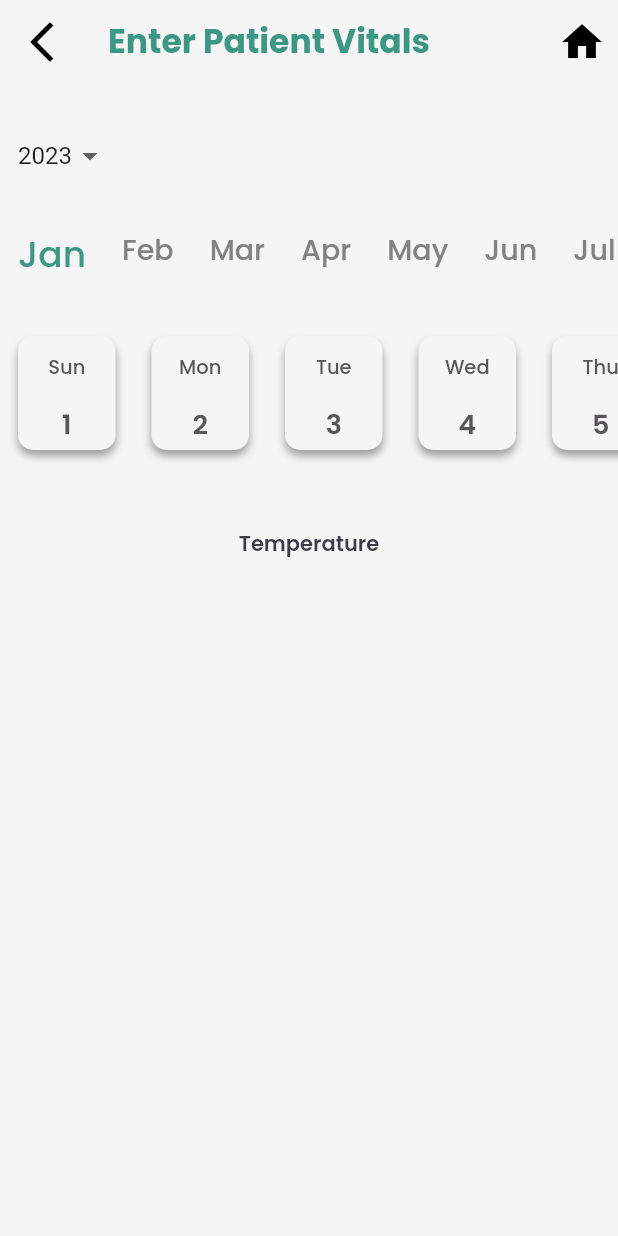
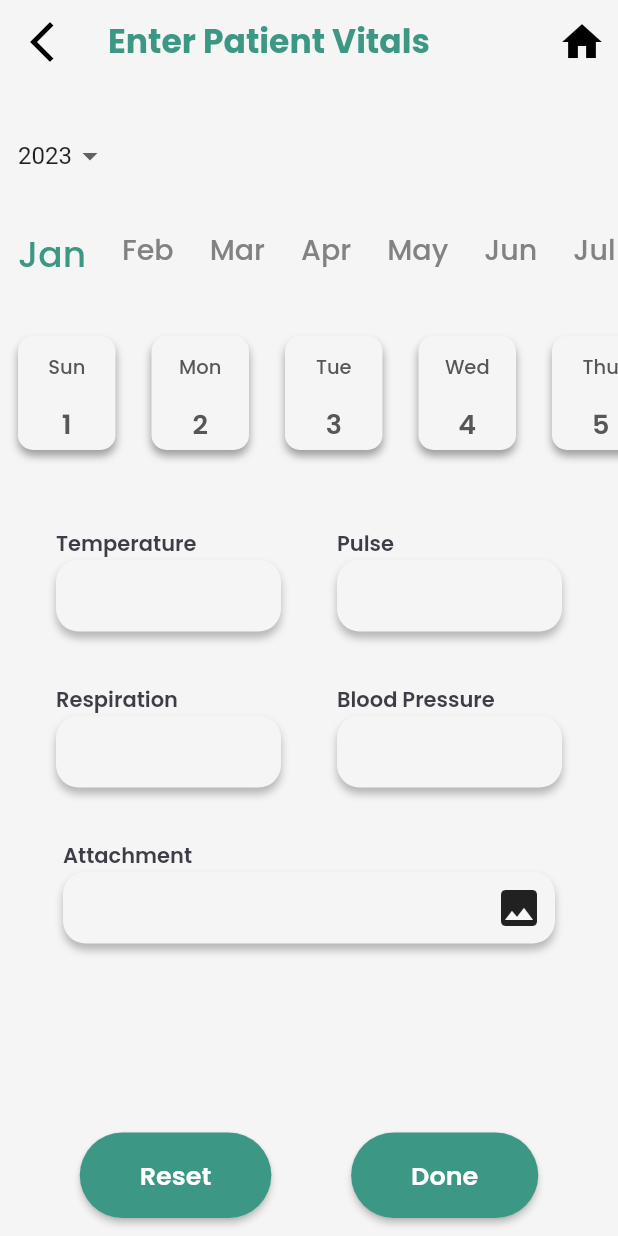
Before and after one commit to Vaibhav-Ramola/vaidyo-app, a Flutter app: the screen it shows after launch, on a phone screen of 412 x 824 dp. Run offline on Flutter 3.47's test engine with Material 2 defaults, Android fonts, the phone set to English and light mode, and no system bars; our stand-ins replace flutter_svg, google_fonts; project files that could hold a hidden picture were left out.

Commit message:
finished enter_patient_vitals screen

```diff
--- a/lib/pages/edit_vitals_page.dart
+++ b/lib/pages/edit_vitals_page.dart
@@ -2,6 +2,8 @@ import 'package:flutter/material.dart';
 import 'package:google_fonts/google_fonts.dart';
 import 'package:vaidyo_app/theme_data.dart';
 import 'package:vaidyo_app/widgets/calender.dart';
+import 'package:vaidyo_app/widgets/custom_vaidyo_button.dart';
+import 'package:vaidyo_app/widgets/vitals_container.dart';
 
 class EditVitalsPage extends StatefulWidget {
   const EditVitalsPage({super.key});
@@ -13,6 +15,7 @@ class EditVitalsPage extends StatefulWidget {
 class _EditVitalsPageState extends State<EditVitalsPage> {
   String _dropDownValue = DateTime.now().year.toString();
   List<DropdownMenuItem<String>> _dropDownList = [];
+  final _formKey = GlobalKey<FormState>();
   @override
   void initState() {
     // TODO: implement initState
@@ -33,6 +36,7 @@ class _EditVitalsPageState extends State<EditVitalsPage> {
   @override
   Widget build(BuildContext context) {
     return Scaffold(
+      resizeToAvoidBottomInset: false,
       backgroundColor: backgroundColor,
       appBar: AppBar(
         elevation: 0,
@@ -64,19 +68,20 @@ class _EditVitalsPageState extends State<EditVitalsPage> {
           ),
         ],
       ),
-      body: Stack(
-        children: [
-          Container(
-            // color: Colors.amber,
+      body: Form(
+        key: _formKey,
         child: SizedBox(
           width: double.infinity,
           height: double.infinity,
-              child: ListView(
-                children: [
-                  const SizedBox(
+          child: CustomScrollView(
+            slivers: [
+              const SliverToBoxAdapter(
+                child: SizedBox(
                   height: 12,
                 ),
-                  Container(
+              ),
+              SliverToBoxAdapter(
+                child: Container(
                   padding: const EdgeInsets.all(12),
                   width: 70,
                   child: DropdownButton(
@@ -93,36 +98,125 @@ class _EditVitalsPageState extends State<EditVitalsPage> {
                     }),
                   ),
                 ),
-                  Calender(year: _dropDownValue),
-                  const SizedBox(
+              ),
+              SliverToBoxAdapter(child: Calender(year: _dropDownValue)),
+              const SliverToBoxAdapter(
+                child: SizedBox(
                   height: 40,
                 ),
-                  Row(
+              ),
+              SliverToBoxAdapter(
+                child: Row(
+                  mainAxisAlignment: MainAxisAlignment.spaceEvenly,
                   children: [
-                      Flexible(
+                    VitalsContainer(
+                      text: "Temperature",
+                    ),
+                    VitalsContainer(
+                      text: "Pulse",
+                    ),
+                  ],
+                ),
+              ),
+              const SliverToBoxAdapter(
+                child: SizedBox(
+                  height: 24,
+                ),
+              ),
+              SliverToBoxAdapter(
+                child: Row(
+                  mainAxisAlignment: MainAxisAlignment.spaceEvenly,
+                  children: [
+                    VitalsContainer(
+                      text: "Respiration",
+                    ),
+                    VitalsContainer(
+                      text: "Blood Pressure",
+                    ),
+                  ],
+                ),
+              ),
+              const SliverToBoxAdapter(
+                child: SizedBox(
+                  height: 24,
+                ),
+              ),
+              SliverToBoxAdapter(
+                child: Container(
+                  padding: const EdgeInsets.symmetric(
+                    horizontal: 42,
+                  ),
+                  height: 80,
+                  width: double.infinity,
                   child: Column(
                     children: [
-                          Text(
-                            "Temperature",
+                      SizedBox(
+                        // color: Colors.pink,
+                        width: double.infinity,
+                        child: Text(
+                          "Attachment",
                           style: GoogleFonts.poppins(
                             fontSize: 14,
                             fontWeight: FontWeight.w600,
-                              color: const Color(0xff3D3D47)
+                            color: const Color(0xff3D3D47),
+                          ),
+                          textAlign: TextAlign.left,
                         ),
                       ),
-                          const SizedBox(height: 12,),
                       Container(
-
+                          decoration: BoxDecoration(
+                            color: backgroundColor,
+                            borderRadius: BorderRadius.circular(15),
+                            boxShadow: const [
+                              BoxShadow(
+                                blurRadius: 4,
+                                offset: Offset(0, 4),
+                                color: Colors.black26,
+                              ),
+                            ],
+                          ),
+                          child: Row(
+                            children: [
+                              Expanded(
+                                child: TextFormField(
+                                  decoration: const InputDecoration(
+                                    contentPadding: EdgeInsets.all(8),
+                                    border: InputBorder.none,
+                                  ),
+                                ),
+                              ),
+                              IconButton(
+                                onPressed: () {},
+                                icon: const Icon(
+                                  Icons.photo,
+                                  size: 32,
+                                ),
                               )
                             ],
-                      ))
-                    ],
-                  )
+                          )),
                     ],
                   ),
                 ),
-          )
+              ),
+              /*********    Add Buttons here     **********/
+              // const Spacer(),
+              SliverFillRemaining(
+                hasScrollBody: false,
+                child: Container(
+                  padding: const EdgeInsets.only(bottom: 12),
+                  alignment: Alignment.bottomCenter,
+                  child: Row(
+                    mainAxisAlignment: MainAxisAlignment.spaceEvenly,
+                    children: [
+                      CustomVaidyoButton(buttonLabel: 'Reset'),
+                      CustomVaidyoButton(buttonLabel: 'Done'),
                     ],
+                  ),
+                ),
+              ),
+            ],
+          ),
+        ),
       ),
     );
   }
--- /dev/null
+++ b/lib/widgets/custom_vaidyo_button.dart
@@ -0,0 +1,46 @@
+import 'package:flutter/material.dart';
+import 'package:google_fonts/google_fonts.dart';
+
+class CustomVaidyoButton extends StatefulWidget {
+  String buttonLabel;
+  CustomVaidyoButton({
+    required this.buttonLabel,
+    super.key,
+  });
+
+  @override
+  State<CustomVaidyoButton> createState() => _CustomVaidyoButtonState();
+}
+
+class _CustomVaidyoButtonState extends State<CustomVaidyoButton> {
+  @override
+  Widget build(BuildContext context) {
+    return ElevatedButton(
+      onPressed: () {},
+      style: ButtonStyle(
+        padding: MaterialStateProperty.all(
+          const EdgeInsets.symmetric(
+            horizontal: 40,
+            vertical: 16,
+          ),
+        ),
+        backgroundColor: MaterialStateProperty.all(
+          const Color(0xff3C9785),
+        ),
+        shape: MaterialStateProperty.all(
+          RoundedRectangleBorder(
+            borderRadius: BorderRadius.circular(100),
+          ),
+        ),
+      ),
+      child: Text(
+        widget.buttonLabel,
+        style: GoogleFonts.poppins(
+          fontSize: 17,
+          fontWeight: FontWeight.w600,
+          color: Colors.white,
+        ),
+      ),
+    );
+  }
+}
--- /dev/null
+++ b/lib/widgets/vitals_container.dart
@@ -0,0 +1,61 @@
+import 'package:flutter/material.dart';
+import 'package:google_fonts/google_fonts.dart';
+import 'package:vaidyo_app/theme_data.dart';
+
+class VitalsContainer extends StatefulWidget {
+  String text;
+  VitalsContainer({
+    required this.text,
+    super.key,
+  });
+
+  @override
+  State<VitalsContainer> createState() => _VitalsContainerState();
+}
+
+class _VitalsContainerState extends State<VitalsContainer> {
+  @override
+  Widget build(BuildContext context) {
+    return SizedBox(
+      // color: Colors.amber,
+      height: 80,
+      width: 150,
+      child: Column(
+        children: [
+          SizedBox(
+            // color: Colors.pink,
+            width: 150,
+            child: Text(
+              widget.text,
+              style: GoogleFonts.poppins(
+                fontSize: 14,
+                fontWeight: FontWeight.w600,
+                color: const Color(0xff3D3D47),
+              ),
+              textAlign: TextAlign.left,
+            ),
+          ),
+          Container(
+            decoration: BoxDecoration(
+              color: backgroundColor,
+              borderRadius: BorderRadius.circular(15),
+              boxShadow: const [
+                BoxShadow(
+                  blurRadius: 4,
+                  offset: Offset(0, 4),
+                  color: Colors.black26,
+                ),
+              ],
+            ),
+            child: TextFormField(
+              decoration: const InputDecoration(
+                contentPadding: EdgeInsets.all(8),
+                border: InputBorder.none,
+              ),
+            ),
+          )
+        ],
+      ),
+    );
+  }
+}
```
Lines whose indentation alone changed are shown as unchanged.
